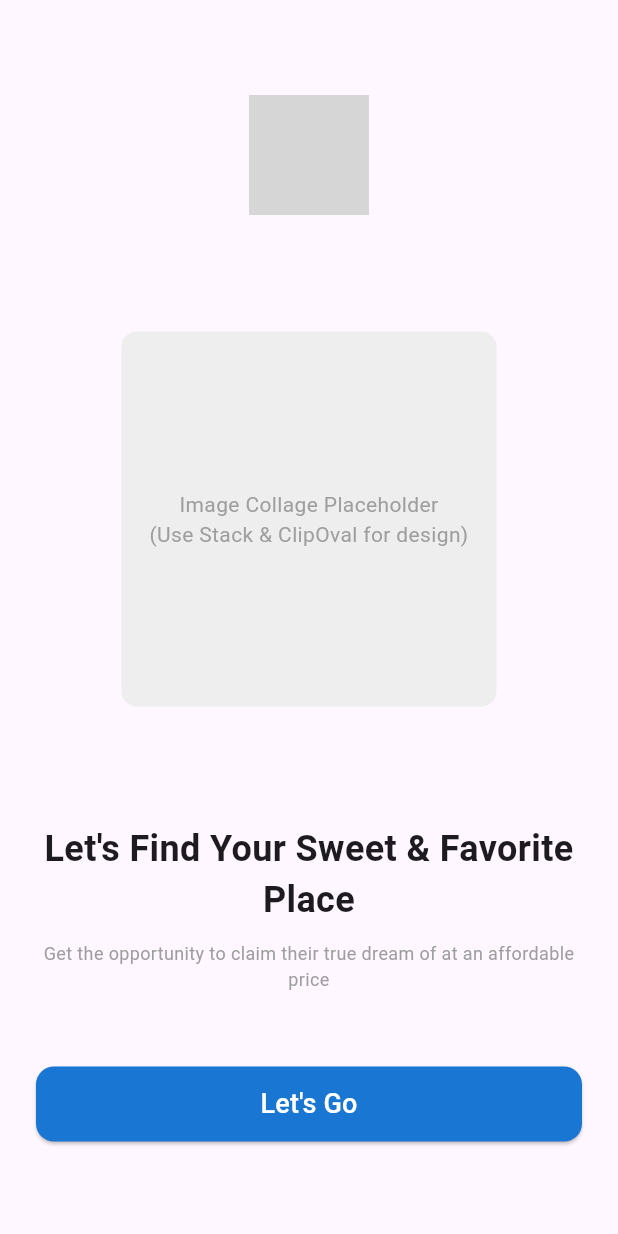
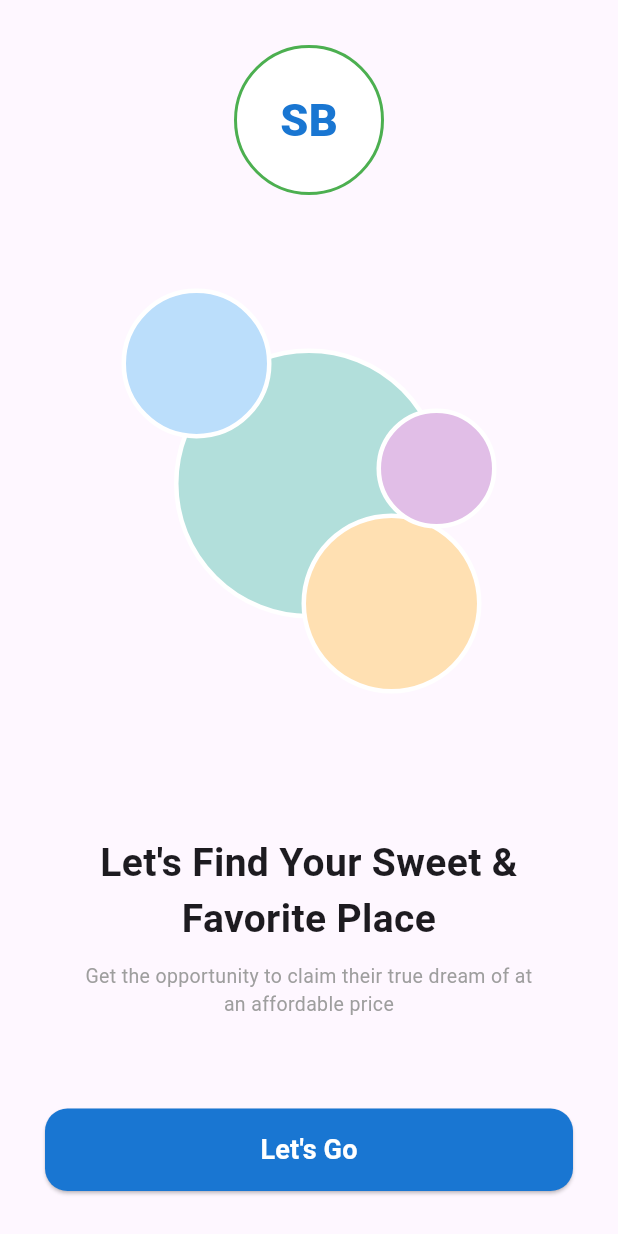
Before and after one commit to anjaliofficial/sajilo_baas, a Flutter app: the SplashScreen screen opened directly, on a phone screen of 412 x 824 dp. Run offline on Flutter 3.47's test engine with Material 3 defaults, Android fonts, the light colour scheme and no system bars; grey boxes are pictures that could not be loaded.

Commit message:
splash correction

```diff
--- a/lib/screens/splash_screen.dart
+++ b/lib/screens/splash_screen.dart
@@ -1,37 +1,27 @@
 import 'package:flutter/material.dart';
-
-// Import the next screen (e.g., the Login Page)
-// import 'login_page.dart';
+import 'login_page.dart';
 
 class SplashScreen extends StatelessWidget {
   const SplashScreen({super.key});
 
-  // Placeholder for the custom logo and grid images
-  // In a real app, you would load these from your assets folder.
-  final String _appLogo = 'assets/logo.png';
-  final List<String> _imageAssets = const [
-    'assets/house1.jpg',
-    'assets/house2.jpg',
-    'assets/house3.jpg',
-    'assets/house4.jpg',
-    'assets/house5.jpg',
-  ];
-
   @override
   Widget build(BuildContext context) {
+    final Color primaryBlue = Colors.blue.shade700;
+
     return Scaffold(
       body: SafeArea(
         child: Padding(
-          padding: const EdgeInsets.all(24.0),
+          padding: const EdgeInsets.all(30.0),
           child: Column(
             mainAxisAlignment: MainAxisAlignment.spaceAround,
             children: <Widget>[
               // --- Top Section: Logo ---
-              Image.asset(_appLogo, height: 80),
+              _buildLogo(primaryBlue),
+              const Spacer(flex: 1),
 
-              // --- Middle Section: Image Grid ---
-              // This is a simplified representation of your circular image layout
-              _buildImageGrid(),
+              // --- Middle Section: Image Grid (Simplified) ---
+              _buildImageCollagePlaceholder(primaryBlue),
+              const Spacer(flex: 2),
 
               // --- Text and Button Section ---
               Column(
@@ -39,21 +29,24 @@ class SplashScreen extends StatelessWidget {
                   const Text(
                     "Let's Find Your Sweet & Favorite Place",
                     textAlign: TextAlign.center,
-                    style: TextStyle(fontSize: 24, fontWeight: FontWeight.bold),
+                    style: TextStyle(fontSize: 26, fontWeight: FontWeight.bold),
                   ),
                   const SizedBox(height: 10),
-                  const Text(
-                    "Get the opportunity to claim their true dream of at an affordable price",
-                    textAlign: TextAlign.center,
-                    style: TextStyle(fontSize: 12, color: Colors.grey),
+                  const Padding(
+                    padding: EdgeInsets.symmetric(horizontal: 20.0),
+                    child: Text(
+                      "Get the opportunity to claim their true dream of at an affordable price",
+                      textAlign: TextAlign.center,
+                      style: TextStyle(fontSize: 13, color: Colors.grey),
+                    ),
                   ),
-                  const SizedBox(height: 50),
+                  const SizedBox(height: 60),
                   SizedBox(
                     width: double.infinity,
-                    height: 50,
+                    height: 55,
                     child: ElevatedButton(
                       onPressed: () {
-                        // Navigate to the next screen
+                        // Navigate to the Login Page
                         Navigator.of(context).pushReplacement(
                           MaterialPageRoute(
                             builder: (context) => const LoginPage(),
@@ -61,14 +54,18 @@ class SplashScreen extends StatelessWidget {
                         );
                       },
                       style: ElevatedButton.styleFrom(
-                        backgroundColor: Colors.blue.shade700,
+                        backgroundColor: primaryBlue,
                         shape: RoundedRectangleBorder(
-                          borderRadius: BorderRadius.circular(12),
+                          borderRadius: BorderRadius.circular(15),
                         ),
                       ),
                       child: const Text(
                         "Let's Go",
-                        style: TextStyle(fontSize: 18, color: Colors.white),
+                        style: TextStyle(
+                          fontSize: 18,
+                          color: Colors.white,
+                          fontWeight: FontWeight.bold,
+                        ),
                       ),
                     ),
                   ),
@@ -81,22 +78,71 @@ class SplashScreen extends StatelessWidget {
     );
   }
 
-  Widget _buildImageGrid() {
-    // This is a simplified container. For the exact circular/overlapping design,
-    // you would need a more complex layout, likely using the 'Stack' widget
-    // with specific positioning and 'ClipOval' for each image.
+  Widget _buildLogo(Color primaryBlue) {
+    // Placeholder for the custom logo (SB icon)
     return Container(
-      height: 250,
-      width: 250,
+      width: 100,
+      height: 100,
       decoration: BoxDecoration(
-        color: Colors.grey.shade200,
-        borderRadius: BorderRadius.circular(10),
+        color: Colors.white,
+        borderRadius: BorderRadius.circular(50),
+        border: Border.all(color: Colors.green, width: 2),
       ),
       alignment: Alignment.center,
-      child: const Text(
-        "Image Collage Placeholder\n(Use Stack & ClipOval for design)",
-        textAlign: TextAlign.center,
-        style: TextStyle(color: Colors.grey),
+      child: Text(
+        'SB',
+        style: TextStyle(
+          fontSize: 30,
+          fontWeight: FontWeight.w900,
+          color: primaryBlue,
+        ),
+      ),
+    );
+  }
+
+  Widget _buildImageCollagePlaceholder(Color primaryBlue) {
+    // Simplified Stack to replicate the circular overlapping images
+    return SizedBox(
+      height: 300,
+      width: 250,
+      child: Stack(
+        alignment: Alignment.center,
+        children: [
+          // Center Placeholder (House)
+          Positioned(
+            child: _buildImageCircle(size: 180, color: Colors.teal.shade100),
+          ),
+          // Top Left
+          Positioned(
+            top: 20,
+            left: 0,
+            child: _buildImageCircle(size: 100, color: Colors.blue.shade100),
+          ),
+          // Bottom Right
+          Positioned(
+            bottom: 10,
+            right: 10,
+            child: _buildImageCircle(size: 120, color: Colors.orange.shade100),
+          ),
+          // Center-Right
+          Positioned(
+            top: 100,
+            right: 0,
+            child: _buildImageCircle(size: 80, color: Colors.purple.shade100),
+          ),
+        ],
+      ),
+    );
+  }
+
+  Widget _buildImageCircle({required double size, required Color color}) {
+    return Container(
+      width: size,
+      height: size,
+      decoration: BoxDecoration(
+        color: color,
+        shape: BoxShape.circle,
+        border: Border.all(color: Colors.white, width: 3),
       ),
     );
   }
```
